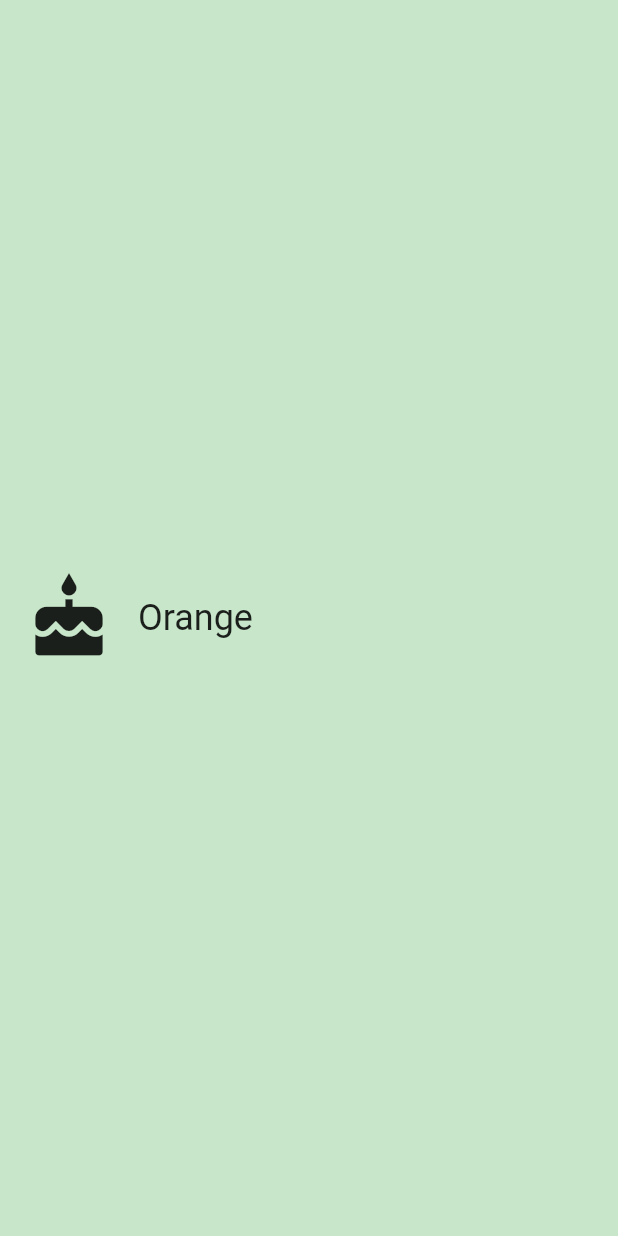
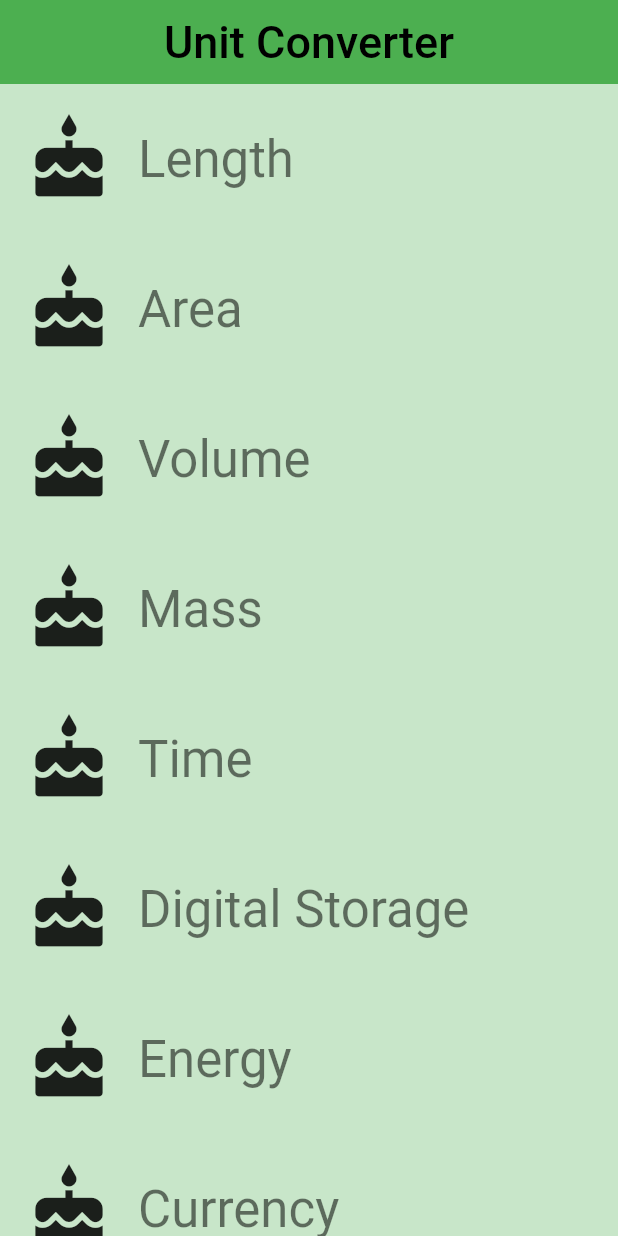
Before and after one commit to JarupongOfficial/Udacity-Flutter-Tutorial, a Flutter app: the screen it shows after launch, on a phone screen of 412 x 824 dp. Run offline on Flutter 3.47's test engine with Material 2 defaults, Android fonts, the phone set to English and light mode, and no system bars.

Commit message:
Lesson 1:15 Quiz on AppBar and Category Route

```diff
--- a/lib/category.dart
+++ b/lib/category.dart
@@ -1,39 +1,55 @@
 import 'package:flutter/material.dart';
 
+import 'package:meta/meta.dart';
+
+final _rowHeight = 100.0;
+final _borderRadius = BorderRadius.circular(_rowHeight / 2);
+
 class CategoryList extends StatelessWidget {
-  const CategoryList();
+  final String name;
+  final Color color;
+  final IconData iconLocation;
+
+  const CategoryList({
+    Key? key,
+    required this.name,
+    required this.color,
+    required this.iconLocation,
+  })  : assert(name != null),
+        assert(color != null),
+        assert(iconLocation != null),
+        super(key: key);
 
   @override
   Widget build(BuildContext context) {
-    return Center(
+    return Material(
+      color: Colors.transparent,
       child: Container(
         // color: Colors.blueAccent,
-        height: 100.0,
+        height: _rowHeight,
         child: InkWell(
-          borderRadius: BorderRadius.circular(20),
-          highlightColor: Colors.green,
-          splashColor: Colors.green,
+          borderRadius: _borderRadius,
+          highlightColor: color,
+          splashColor: color,
           onTap: () {
             print("The button is tapped!!!");
           },
           child: Padding(
-            padding: EdgeInsets.all(16.0),
+            padding: EdgeInsets.all(8.0),
             child: Row(
               crossAxisAlignment: CrossAxisAlignment.stretch,
               children: <Widget>[
                 Padding(
                   padding: EdgeInsets.only(right: 16.0),
                   child: Icon(
-                    Icons.cake,
+                    iconLocation,
                     size: 60.0,
                   ),
                 ),
                 Center(
                   child: Text(
-                    'Orange',
-                    style: TextStyle(
-                      fontSize: 24.0,
-                    ),
+                    name,
+                    style: Theme.of(context).textTheme.headline4,
                     textAlign: TextAlign.center,
                   ),
                 ),
--- /dev/null
+++ b/lib/category_route.dart
@@ -0,0 +1,74 @@
+import 'package:flutter/foundation.dart';
+import 'package:flutter/material.dart';
+import 'package:flutter/src/painting/colors.dart';
+
+import 'category.dart';
+
+final _backgroundColor = Colors.green[100];
+
+class CategoryRoute extends StatelessWidget {
+  const CategoryRoute();
+
+  static const _categoryNames = <String>[
+    'Length',
+    'Area',
+    'Volume',
+    'Mass',
+    'Time',
+    'Digital Storage',
+    'Energy',
+    'Currency',
+  ];
+
+  static const _baseColors = <Color>[
+    Colors.teal,
+    Colors.orange,
+    Colors.pinkAccent,
+    Colors.blueAccent,
+    Colors.yellow,
+    Colors.greenAccent,
+    Colors.purpleAccent,
+    Colors.red,
+  ];
+
+  Widget _buildCategoryWidgets(List<Widget> categories) {
+    return ListView.builder(
+      itemBuilder: (BuildContext context, int index) => categories[index],
+      itemCount: categories.length,
+    );
+  }
+
+  @override
+  Widget build(BuildContext context) {
+    final categories = <CategoryList>[];
+
+    for (var i = 0; i < _categoryNames.length; i++){
+      categories.add(CategoryList(
+        name: _categoryNames[i],
+        color: _baseColors[i],
+        iconLocation : Icons.cake,
+      ));
+    }
+
+    final listView = Container(
+      color: _backgroundColor,
+      padding: EdgeInsets.symmetric(horizontal: 8.0),
+      child: _buildCategoryWidgets(categories),
+    );
+
+    final appBar = AppBar(
+      elevation: 0.0,
+      title: Text(
+        'Unit Converter',
+        style: TextStyle(color: Colors.black, fontSize: 30.0),
+      ),
+      centerTitle: true,
+      backgroundColor: Colors.green,
+    );
+
+    return Scaffold(
+      appBar: appBar,
+      body: listView,
+    );
+  }
+}
--- a/lib/main.dart
+++ b/lib/main.dart
@@ -1,28 +1,18 @@
-import 'package:flutter/foundation.dart';
 import 'package:flutter/material.dart';
 
-import 'category.dart';
+import 'category_route.dart';
 
-const _categoryName = 'Cake';
-const _categoryIcon = Icons.cake;
-const _categoryColor = Colors.green;
-
-void main(){
+void main() {
   runApp(UnitConverterApp());
 }
 
-class UnitConverterApp extends StatelessWidget{
+class UnitConverterApp extends StatelessWidget {
   @override
-  Widget build(BuildContext context){
+  Widget build(BuildContext context) {
     return MaterialApp(
       debugShowCheckedModeBanner: false,
       title: 'Unit Converter',
-      home: Scaffold(
-        backgroundColor: Colors.green[100],
-        body: Center(
-          child: CategoryList(),
-        ),
-      )
+      home: CategoryRoute(),
     );
   }
 }
```
Also changed, not shown: 1 other file.
